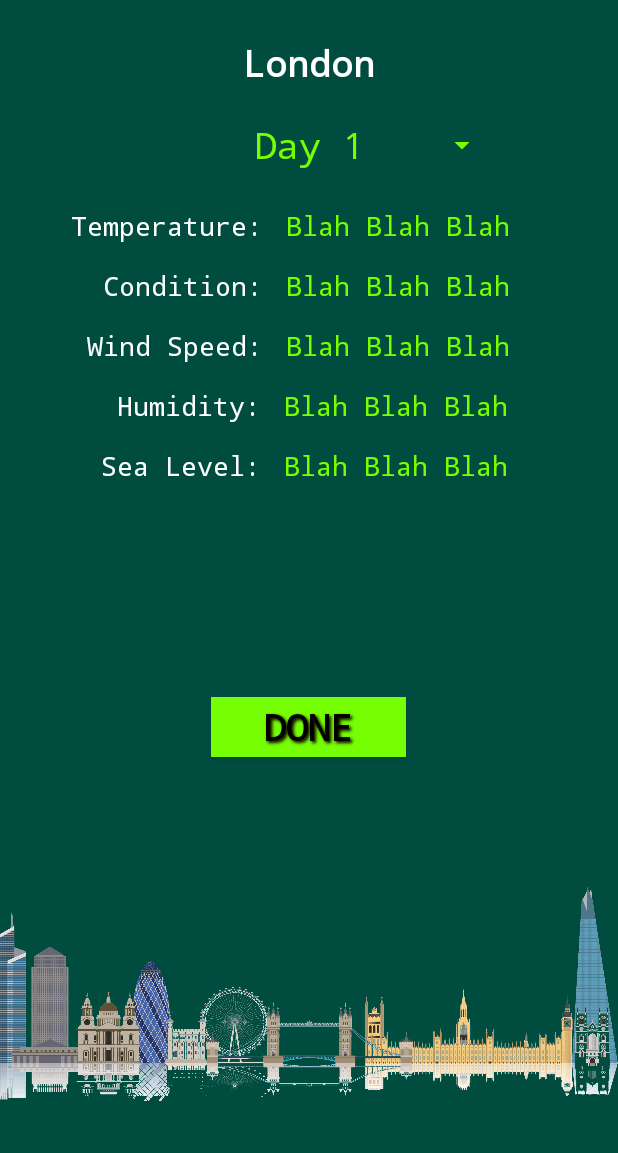
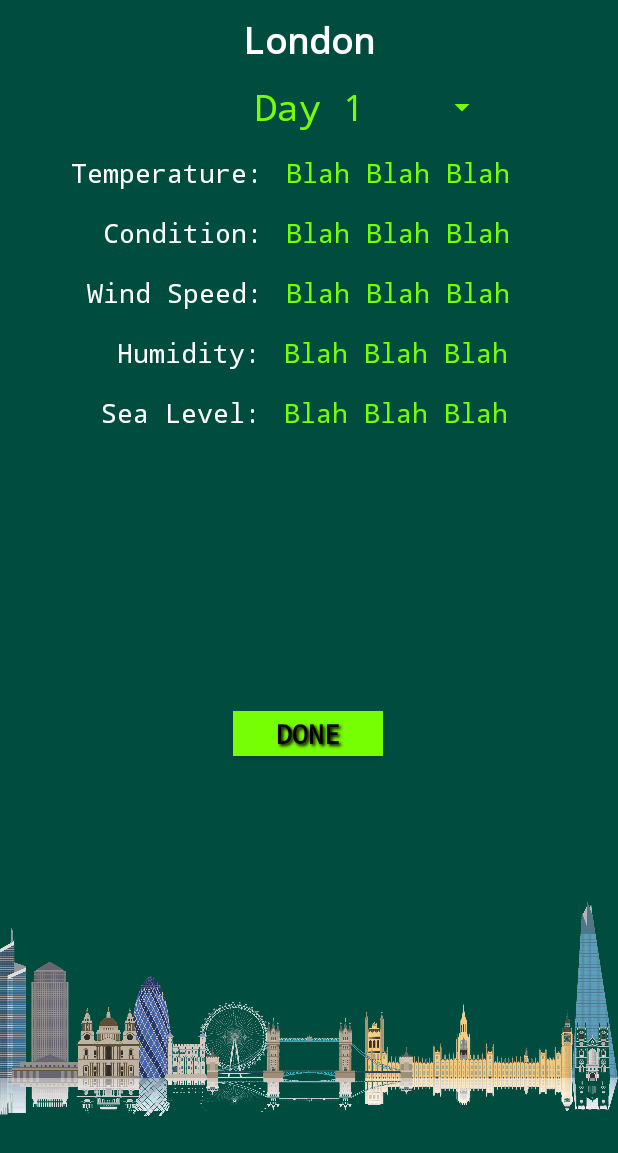
Before and after one commit to nisargdpatel/BasicWeatherApp, an Android app: the screen it shows after launch (CityWeather), after a tap on "SEARCH", on a phone screen of 412 x 824 dp, the part 83-1236 px from its top. Run offline under Robolectric (Android 15) with nearby library versions, the phone set to English and light mode, and no system bars; our stand-ins replace Volley; network calls fail.

Commit message:
Widget Constraints changed to fit new AVD

```diff
--- a/app/src/main/res/layout-v21/activity_main.xml
+++ b/app/src/main/res/layout-v21/activity_main.xml
@@ -11,7 +11,7 @@
     <ImageView
         android:id="@+id/imageView"
         android:layout_width="427dp"
-        android:layout_height="500dp"
+        android:layout_height="450dp"
         android:contentDescription="@string/main_image"
         app:layout_constraintBottom_toBottomOf="parent"
         app:layout_constraintEnd_toEndOf="parent"
@@ -79,7 +79,7 @@
 
     <Spinner
         android:id="@+id/cityName"
-        android:layout_width="200dp"
+        android:layout_width="180dp"
         android:layout_height="40dp"
         android:layout_marginStart="25dp"
         android:layout_marginTop="25dp"
--- a/app/src/main/res/layout/activity_city_weather.xml
+++ b/app/src/main/res/layout/activity_city_weather.xml
@@ -9,8 +9,8 @@
 
     <Button
         android:id="@+id/doneButton"
-        android:layout_width="130dp"
-        android:layout_height="40dp"
+        android:layout_width="100dp"
+        android:layout_height="30dp"
         android:background="#258558"
         android:gravity="center"
         android:shadowColor="#0C0101"
@@ -19,7 +19,7 @@
         android:shadowRadius="2"
         android:text="@string/done"
         android:textColor="#000000"
-        android:textSize="24sp"
+        android:textSize="18sp"
         android:textStyle="bold"
         android:typeface="monospace"
         app:layout_constraintBottom_toTopOf="@+id/cityImage"
@@ -104,7 +104,7 @@
         android:id="@+id/cityName"
         android:layout_width="wrap_content"
         android:layout_height="wrap_content"
-        android:layout_marginTop="25dp"
+        android:layout_marginTop="10dp"
         android:text="@string/default_city_name"
         android:textColor="#FFFFFF"
         android:textSize="24sp"
@@ -118,7 +118,7 @@
         android:id="@+id/daySpinner"
         android:layout_width="170dp"
         android:layout_height="37dp"
-        android:layout_marginTop="20dp"
+        android:layout_marginTop="10dp"
         android:gravity="center|start|center_horizontal|center_vertical"
         android:popupBackground="#258558"
         app:layout_constraintStart_toStartOf="@+id/cityName"
@@ -142,7 +142,7 @@
         android:id="@+id/textView2"
         android:layout_width="wrap_content"
         android:layout_height="wrap_content"
-        android:layout_marginTop="80dp"
+        android:layout_marginTop="60dp"
         android:text="@string/temperature"
         android:textColor="#FFFFFF"
         android:textSize="18sp"
@@ -211,7 +211,7 @@
     <ImageView
         android:id="@+id/cityImage"
         android:layout_width="0dp"
-        android:layout_height="200dp"
+        android:layout_height="180dp"
         android:contentDescription="@string/image_of_city"
         app:layout_constraintBottom_toBottomOf="parent"
         app:layout_constraintEnd_toEndOf="parent"
```
